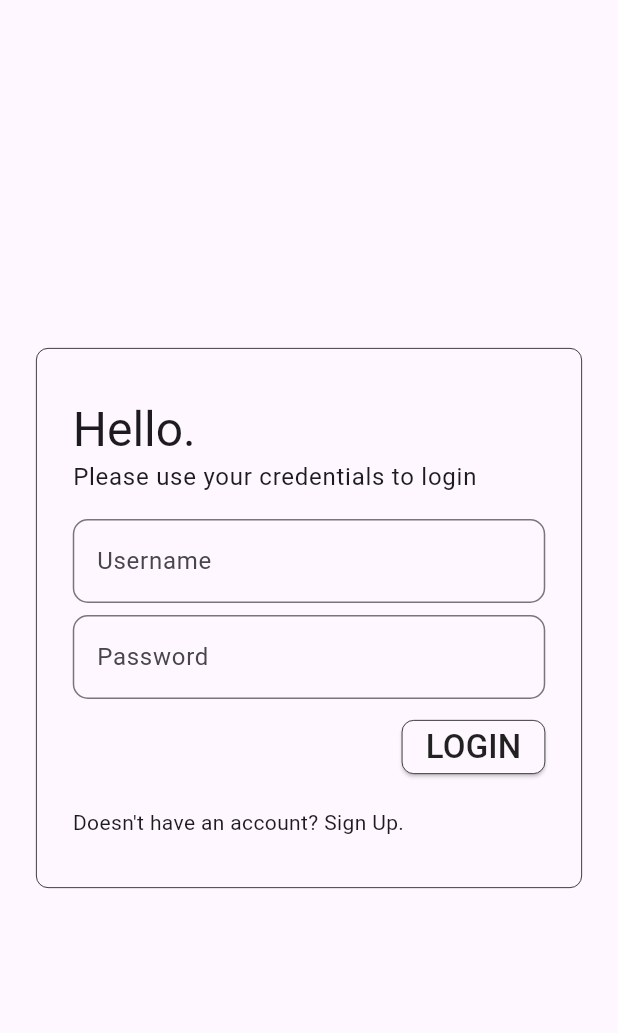
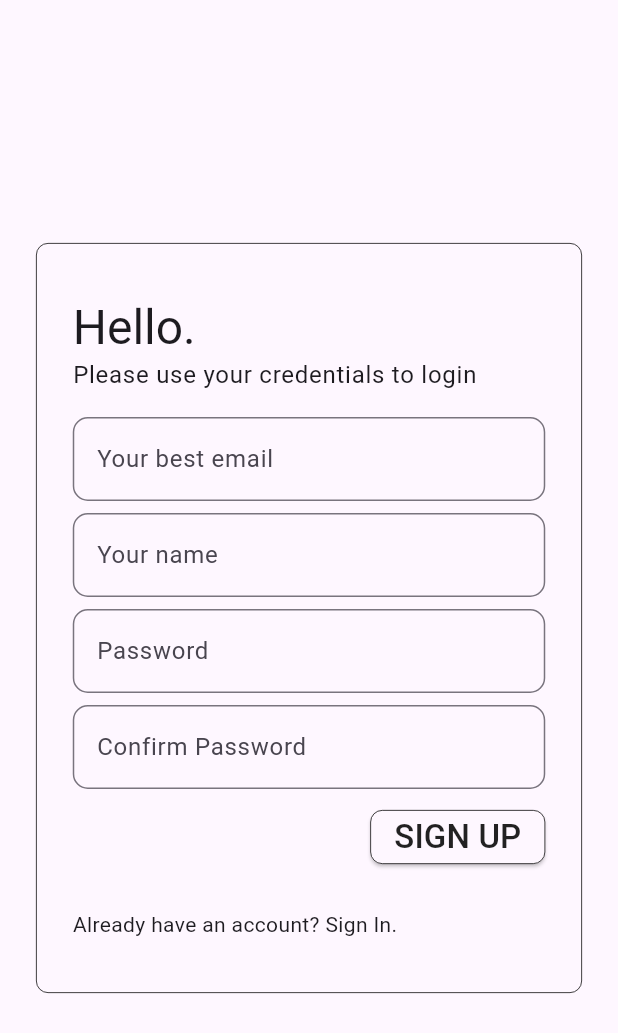
Before and after one commit to fernandormoraes/the-bob-project, a Flutter app: the screen it shows after launch, after a tap on "Doesn't have an account? Sign Up.", on a phone screen of 412 x 824 dp. Shown: the top 1033 px of the screen. Run offline on Flutter 3.47's test engine with Material 3 defaults, Android fonts, the light colour scheme and no system bars; our stand-ins replace dio, flutter_dotenv, flutter_modular, fluttertoast, jwt_decoder, shared_preferences and 1 more; missing offline and left inert: alfred, posthog_flutter, rfw; network calls fail.

Commit message:
feat: added content for courses and signup page

```diff
--- a/bob_mobile/home_app/pubspec.yaml
+++ b/bob_mobile/home_app/pubspec.yaml
@@ -18,6 +18,7 @@ dependencies:
   shared_app:
     path: ../shared_app
   flutter_dotenv: ^6.0.0
+  youtube_player_flutter: ^9.1.3
 
 
 dev_dependencies:
--- a/bob_mobile/lib/app_module.dart
+++ b/bob_mobile/lib/app_module.dart
@@ -1,5 +1,6 @@
 import 'package:bob_mobile/login/login_page.dart';
-import 'package:bob_mobile/login/login_service.dart';
+import 'package:bob_mobile/services/user_service.dart';
+import 'package:bob_mobile/signup/signup_page.dart';
 import 'package:dio/dio.dart';
 import 'package:flutter_modular/flutter_modular.dart';
 import 'package:home_app/home_app.dart';
@@ -19,5 +20,6 @@ class AppModule extends Module {
   void routes(r) {
     r.child('/', child: (context) => LoginPage());
     r.child('/home', child: (context) => HomePage());
+    r.child('/signup', child: (context) => SignupPage());
   }
 }
--- a/bob_mobile/lib/login/login_page.dart
+++ b/bob_mobile/lib/login/login_page.dart
@@ -1,4 +1,4 @@
-import 'package:bob_mobile/login/login_service.dart';
+import 'package:bob_mobile/services/user_service.dart';
 import 'package:flutter/material.dart';
 import 'package:flutter_modular/flutter_modular.dart';
 import 'package:shared_app/exceptions/unauthorized_exception.dart';
@@ -20,7 +20,8 @@ class LoginPage extends StatelessWidget {
             height: 360,
             decoration: BoxDecoration(
               borderRadius: const BorderRadius.all(Radius.circular(8)),
-                border: Border.all(width: 0.5)),
+              border: Border.all(width: 0.5),
+            ),
             child: Padding(
               padding: const EdgeInsets.all(24.0),
               child: Column(
@@ -69,20 +70,22 @@ class LoginPage extends StatelessWidget {
                         Align(
                           alignment: Alignment.centerRight,
                           child: MaterialButton(
-                          color: Theme.of(context)
-                              .buttonTheme
-                              .colorScheme
-                              ?.surface,
+                            color: Theme.of(
+                              context,
+                            ).buttonTheme.colorScheme?.surface,
                             shape: const RoundedRectangleBorder(
-                              borderRadius:
-                                  BorderRadius.all(Radius.circular(8)),
-                              side: BorderSide(width: 0.5)),
+                              borderRadius: BorderRadius.all(
+                                Radius.circular(8),
+                              ),
+                              side: BorderSide(width: 0.5),
+                            ),
                             elevation: 1.0,
                             onPressed: () async {
                               try {
                                 String token = await userService.login(
                                   username: usernameController.text,
-                                  password: passwordController.text);
+                                  password: passwordController.text,
+                                );
 
                                 if (token.isNotEmpty) {
                                   Modular.to.navigate('/home');
@@ -97,11 +100,12 @@ class LoginPage extends StatelessWidget {
                                     content: Text(e.toString()),
                                     actions: [
                                       TextButton(
-                                              onPressed: () =>
-                                                  Navigator.pop(context),
-                                              child: const Text("OK"))
+                                        onPressed: () => Navigator.pop(context),
+                                        child: const Text("OK"),
+                                      ),
                                     ],
-                                      ));
+                                  ),
+                                );
                               }
                             },
                             child: const Text(
@@ -114,15 +118,18 @@ class LoginPage extends StatelessWidget {
                         Align(
                           alignment: Alignment.centerLeft,
                           child: InkWell(
-                          onTap: () {},
+                            onTap: () {
+                              Modular.to.navigate('/signup');
+                            },
                             child: const Text(
                               "Doesn't have an account? Sign Up.",
                               style: TextStyle(fontSize: 14),
                             ),
                           ),
-                      )
+                        ),
                       ],
-                  )),
+                    ),
+                  ),
                 ],
               ),
             ),
--- a/bob_mobile/lib/login/login_service.dart
+++ /dev/null
@@ -1,30 +0,0 @@
-import 'package:shared_app/const.dart';
-import 'package:dio/dio.dart';
-import 'package:shared_app/cache/user_cache.dart';
-
-class UserService {
-  final Dio _dio;
-  final UserCache _cache;
-
-  static const String loginUrl = '$apiBaseUrl/users/login';
-
-  UserService({required Dio dio, required UserCache cache})
-      : _dio = dio,
-        _cache = cache;
-
-  Future<String> login(
-      {required String username, required String password}) async {
-    final res = await _dio.post(loginUrl,
-        data: {
-          'username': username,
-          'password': password,
-        },
-        options: Options(headers: {}));
-
-    if (res.data?['data'] is String && res.data['data'].length > 0) {
-      _cache.setToken('Bearer ${res.data['data']}');
-    }
-
-    return res.data['data'];
-  }
-}
--- /dev/null
+++ b/bob_mobile/lib/models/signup_user_dto.dart
@@ -0,0 +1,20 @@
+final class SignupUserDto {
+  final String username;
+  final String password;
+  final String fullName;
+
+  SignupUserDto({
+    required this.username,
+    required this.password,
+    required this.fullName,
+  });
+
+  Map<String, dynamic> toJson() {
+    return {
+      'username': username,
+      'email': username,
+      'password': password,
+      'name': fullName,
+    };
+  }
+}
--- /dev/null
+++ b/bob_mobile/lib/services/user_service.dart
@@ -0,0 +1,46 @@
+import 'package:bob_mobile/models/signup_user_dto.dart';
+import 'package:shared_app/const.dart';
+import 'package:dio/dio.dart';
+import 'package:shared_app/cache/user_cache.dart';
+
+class UserService {
+  final Dio _dio;
+  final UserCache _cache;
+
+  static const String loginUrl = '$apiBaseUrl/users/login';
+
+  UserService({required Dio dio, required UserCache cache})
+    : _dio = dio,
+      _cache = cache;
+
+  Future<String> login({
+    required String username,
+    required String password,
+  }) async {
+    final res = await _dio.post(
+      loginUrl,
+      data: {'username': username, 'password': password},
+      options: Options(headers: {}),
+    );
+
+    if (res.data?['data'] is String && res.data['data'].length > 0) {
+      _cache.setToken('Bearer ${res.data['data']}');
+    }
+
+    return res.data['data'];
+  }
+
+  Future<bool> signUp(SignupUserDto dto) async {
+    final response = await _dio.post(
+      '$apiBaseUrl/users/signup',
+      data: dto.toJson(),
+      options: Options(headers: {}),
+    );
+
+    if (!response.statusCode.toString().startsWith('2')) {
+      throw Exception('Failed to sign up user');
+    }
+
+    return true;
+  }
+}
--- /dev/null
+++ b/bob_mobile/lib/signup/signup_page.dart
@@ -0,0 +1,183 @@
+import 'package:bob_mobile/models/signup_user_dto.dart';
+import 'package:bob_mobile/services/user_service.dart';
+import 'package:flutter/material.dart';
+import 'package:flutter_modular/flutter_modular.dart';
+import 'package:fluttertoast/fluttertoast.dart';
+import 'package:shared_app/analytics/analytics_module.dart';
+
+class SignupPage extends StatefulWidget {
+  SignupPage({super.key});
+
+  @override
+  State<SignupPage> createState() => _SignupPageState();
+}
+
+class _SignupPageState extends State<SignupPage> {
+  final TextEditingController passwordController = TextEditingController();
+
+  final TextEditingController confirmPasswordController =
+      TextEditingController();
+
+  final TextEditingController fullNameController = TextEditingController();
+
+  final TextEditingController emailController = TextEditingController();
+
+  var _isSigningUp = false;
+
+  final UserService userService = Modular.get<UserService>();
+
+  @override
+  Widget build(BuildContext context) {
+    return Scaffold(
+      body: Padding(
+        padding: const EdgeInsets.all(24.0),
+        child: Center(
+          child: Container(
+            height: 500,
+            decoration: BoxDecoration(
+              borderRadius: const BorderRadius.all(Radius.circular(8)),
+              border: Border.all(width: 0.5),
+            ),
+            child: Padding(
+              padding: const EdgeInsets.all(24.0),
+              child: Column(
+                mainAxisAlignment: MainAxisAlignment.center,
+                children: [
+                  Align(
+                    alignment: Alignment.centerLeft,
+                    child: Text(
+                      'Hello.',
+                      style: Theme.of(context).textTheme.headlineLarge,
+                    ),
+                  ),
+                  Align(
+                    alignment: Alignment.centerLeft,
+                    child: Text(
+                      'Please use your credentials to login',
+                      style: Theme.of(context).textTheme.bodyLarge,
+                    ),
+                  ),
+                  const SizedBox(height: 16),
+                  Form(
+                    child: Column(
+                      spacing: 8.0,
+                      children: [
+                        TextFormField(
+                          controller: emailController,
+                          textInputAction: TextInputAction.next,
+                          decoration: InputDecoration(
+                            hintText: "Your best email",
+                            border: OutlineInputBorder(
+                              borderRadius: BorderRadius.circular(10.0),
+                            ),
+                          ),
+                        ),
+                        TextFormField(
+                          controller: fullNameController,
+                          textInputAction: TextInputAction.next,
+                          decoration: InputDecoration(
+                            hintText: "Your name",
+                            border: OutlineInputBorder(
+                              borderRadius: BorderRadius.circular(10.0),
+                            ),
+                          ),
+                        ),
+                        TextFormField(
+                          controller: passwordController,
+                          obscureText: true,
+                          decoration: InputDecoration(
+                            hintText: "Password",
+                            border: OutlineInputBorder(
+                              borderRadius: BorderRadius.circular(10.0),
+                            ),
+                          ),
+                        ),
+                        TextFormField(
+                          controller: confirmPasswordController,
+                          obscureText: true,
+                          decoration: InputDecoration(
+                            hintText: "Confirm Password",
+                            border: OutlineInputBorder(
+                              borderRadius: BorderRadius.circular(10.0),
+                            ),
+                          ),
+                        ),
+                        Align(
+                          alignment: Alignment.centerRight,
+                          child: MaterialButton(
+                            color: Theme.of(
+                              context,
+                            ).buttonTheme.colorScheme?.surface,
+                            shape: const RoundedRectangleBorder(
+                              borderRadius: BorderRadius.all(
+                                Radius.circular(8),
+                              ),
+                              side: BorderSide(width: 0.5),
+                            ),
+                            elevation: 1.0,
+                            onPressed: () async {
+                              try {
+                                if (_isSigningUp) return;
+
+                                _isSigningUp = true;
+
+                                final isSuccess = await userService.signUp(
+                                  SignupUserDto(
+                                    username: emailController.text,
+                                    password: passwordController.text,
+                                    fullName: fullNameController.text,
+                                  ),
+                                );
+
+                                if (isSuccess) {
+                                  Modular.to.navigate('/');
+                                  Fluttertoast.showToast(
+                                    msg: 'Successfully signed up!',
+                                  );
+                                }
+                              } catch (e) {
+                                if (!context.mounted) return;
+
+                                AnalyticsModule.sendEvent(
+                                  'signup_error',
+                                  <String, Object>{'error': e.toString()},
+                                );
+
+                                Fluttertoast.showToast(
+                                  msg: 'Error signing up!',
+                                );
+                              } finally {
+                                _isSigningUp = false;
+                              }
+                            },
+                            child: const Text(
+                              "SIGN UP",
+                              style: TextStyle(fontSize: 22),
+                            ),
+                          ),
+                        ),
+                        const SizedBox(height: 8),
+                        Align(
+                          alignment: Alignment.centerLeft,
+                          child: InkWell(
+                            onTap: () {
+                              Modular.to.navigate('/');
+                            },
+                            child: const Text(
+                              "Already have an account? Sign In.",
+                              style: TextStyle(fontSize: 14),
+                            ),
+                          ),
+                        ),
+                      ],
+                    ),
+                  ),
+                ],
+              ),
+            ),
+          ),
+        ),
+      ),
+    );
+  }
+}
--- a/bob_mobile/pubspec.yaml
+++ b/bob_mobile/pubspec.yaml
@@ -43,6 +43,7 @@ dependencies:
   cupertino_icons: ^1.0.6
   flutter_bloc: ^8.1.5
   flutter_dotenv: ^6.0.0
+  fluttertoast: ^9.0.0
 
 dev_dependencies:
   flutter_test:
```
Also changed, not shown: bob-ms/bob-design-system/lib/src/template/ds_card_cover.dart (+14 -6 lines), bob-ms/courses-mobile-rsbf/lib/courses_model.dart (+9 -3 lines), bob-ms/courses-mobile-rsbf/lib/widget_generation/card_cover.dart (+5 -2 lines), bob_mobile/home_app/lib/home_page.dart (+77 -0 lines), bob_mobile/pubspec.lock, 5 other files. Lines whose indentation alone changed are shown as unchanged.
